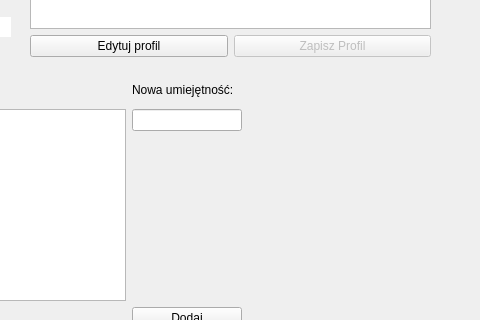
First picture: the form in profil.ui, repository SzaryKarton/Kamyczki-, before the edit; both pictures show x 180 to 660 and y 194 to 514 of the 660 by 882 pixel window.
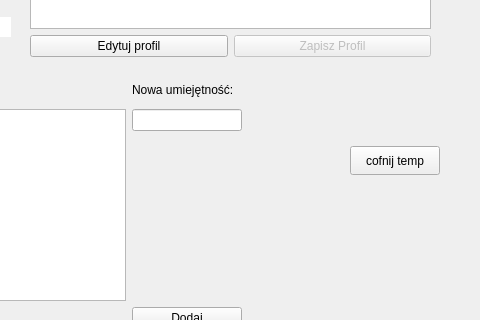
Second picture: the form after the edit.

Diff of the .ui file:
```diff
--- a/profil.ui
+++ b/profil.ui
@@ -19,7 +19,15 @@
   <property name="windowTitle">
    <string>MainWindow</string>
   </property>
-  <widget class="QWidget" name="centralwidget">
+  <widget class="QWidget" name="centralwidget" native="true">
+   <property name="geometry">
+    <rect>
+     <x>0</x>
+     <y>0</y>
+     <width>670</width>
+     <height>866</height>
+    </rect>
+   </property>
    <widget class="QLabel" name="Avatar_label">
     <property name="geometry">
      <rect>
@@ -241,6 +249,19 @@
      </item>
     </layout>
    </widget>
+   <widget class="QPushButton" name="cofnijTemp">
+    <property name="geometry">
+     <rect>
+      <x>530</x>
+      <y>340</y>
+      <width>90</width>
+      <height>29</height>
+     </rect>
+    </property>
+    <property name="text">
+     <string>cofnij temp</string>
+    </property>
+   </widget>
   </widget>
   <widget class="QMenuBar" name="menubar">
    <property name="geometry">
```
